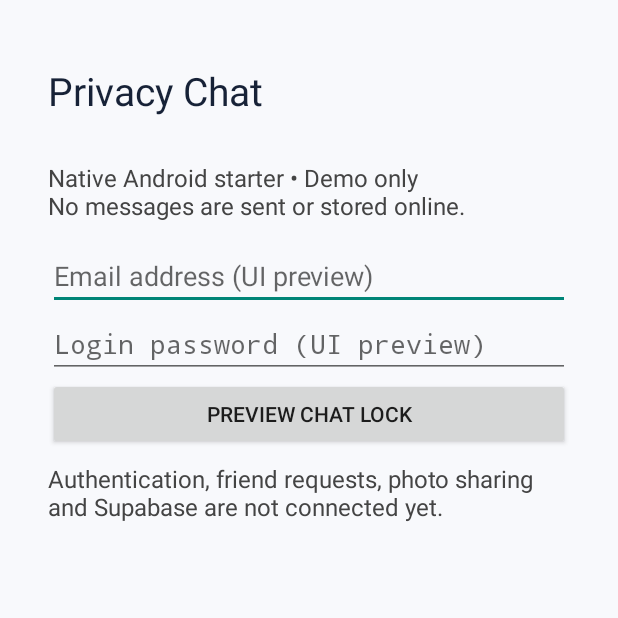
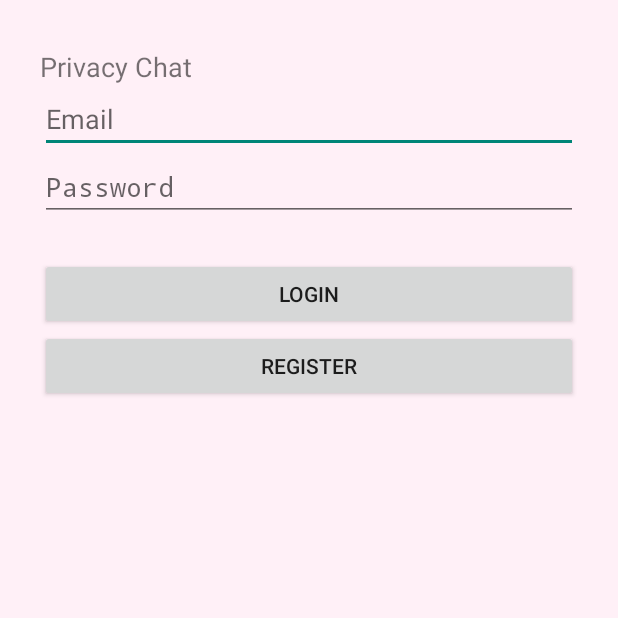
Before and after one commit to ktechclappia-sketch/Private-chate, an Android app: the screen it shows after launch (MainActivity), on a phone screen of 412 x 824 dp, the top half of it. Run offline under Robolectric (Android 15) with nearby library versions, the phone set to English and light mode, and no system bars.

Commit message:
Connect native login and registration to cloud authentication

```diff
--- a/app/src/main/java/com/privacychat/app/MainActivity.java
+++ b/app/src/main/java/com/privacychat/app/MainActivity.java
@@ -1,55 +1,17 @@
 package com.privacychat.app;
-
 import android.app.Activity;
 import android.os.Bundle;
 import android.graphics.Color;
-import android.view.Gravity;
-import android.view.View;
-import android.widget.Button;
-import android.widget.EditText;
-import android.widget.LinearLayout;
-import android.widget.TextView;
-
+import android.widget.*;
+import org.json.JSONObject;
 public class MainActivity extends Activity {
-  private LinearLayout root;
-  private EditText pin;
-  @Override public void onCreate(Bundle state) { super.onCreate(state); showWelcome(); }
-  private void base(String heading) {
-    root = new LinearLayout(this); root.setOrientation(LinearLayout.VERTICAL);
-    root.setPadding(48,64,48,32); root.setBackgroundColor(Color.rgb(248,249,252));
-    setContentView(root);
-    TextView title = new TextView(this); title.setText(heading); title.setTextSize(26);
-    title.setTextColor(Color.rgb(23,34,55)); title.setPadding(0,0,0,32); root.addView(title);
-  }
-  private TextView info(String text) {
-    TextView v = new TextView(this); v.setText(text); v.setTextSize(16);
-    v.setTextColor(Color.DKGRAY); v.setPadding(0,12,0,20); root.addView(v); return v;
-  }
-  private EditText field(String hint, int type) {
-    EditText e = new EditText(this); e.setHint(hint); e.setInputType(type); root.addView(e); return e;
-  }
-  private void button(String name, View.OnClickListener click) {
-    Button b = new Button(this); b.setText(name); b.setOnClickListener(click); root.addView(b);
-  }
-  private void showWelcome() {
-    base("Privacy Chat");
-    info("Native Android starter • Demo only\nNo messages are sent or stored online.");
-    field("Email address (UI preview)", 33);
-    field("Login password (UI preview)", 129);
-    button("Preview chat lock", v -> showLock());
-    info("Authentication, friend requests, photo sharing and Supabase are not connected yet.");
-  }
-  private void showLock() {
-    base("Chat Lock Preview");
-    info("This is a UI demonstration, not a secure PIN implementation.");
-    pin = field("Chat PIN (demo)", 18);
-    button("Open demo chat", v -> showChat());
-    button("Back", v -> showWelcome());
-  }
-  private void showChat() {
-    base("Chat Preview");
-    info("Private chat interface placeholder.\nLive messaging will require Supabase Auth, database policies and realtime setup.");
-    field("Type a message (not sent)", 1);
-    button("Back to lock", v -> showLock());
-  }
+ LinearLayout root;
+ @Override public void onCreate(Bundle b){super.onCreate(b);loginScreen();}
+ void base(String title){root=new LinearLayout(this);root.setOrientation(1);root.setPadding(40,48,40,24);root.setBackgroundColor(Color.rgb(255,240,247));setContentView(root);label(title);}
+ TextView label(String s){TextView t=new TextView(this);t.setText(s);t.setTextSize(18);root.addView(t);return t;}
+ EditText field(String hint,int type){EditText e=new EditText(this);e.setHint(hint);e.setInputType(type);root.addView(e);return e;}
+ Button button(String s,Runnable action){Button b=new Button(this);b.setText(s);b.setOnClickListener(v->action.run());root.addView(b);return b;}
+ void loginScreen(){base("Privacy Chat");EditText email=field("Email",33),password=field("Password",129);TextView status=label("");Button login=button("Login",()->authenticate(email,password,status,false));button("Register",()->authenticate(email,password,status,true));}
+ boolean busy=false;
+ void authenticate(EditText e,EditText p,TextView status,boolean signup){if(busy)return;String email=e.getText().toString().trim(),pass=p.getText().toString();if(email.isEmpty()||pass.isEmpty()){status.setText("Enter email and password");return;}busy=true;status.setText("Connecting...");new Thread(()->{try{JSONObject result=signup?CloudAuth.signup(email,pass):CloudAuth.login(email,pass);boolean session=!result.optString("access_token").isEmpty();runOnUiThread(()->{busy=false;if(session){base("Login successful");label("Subscription and secure chat integration pending.");button("Return to login",()->loginScreen());}else status.setText("Check your email for verification.");});}catch(Exception ex){runOnUiThread(()->{busy=false;status.setText("Authentication failed. Check credentials, email verification and internet.");});}}).start();}
 }
```
